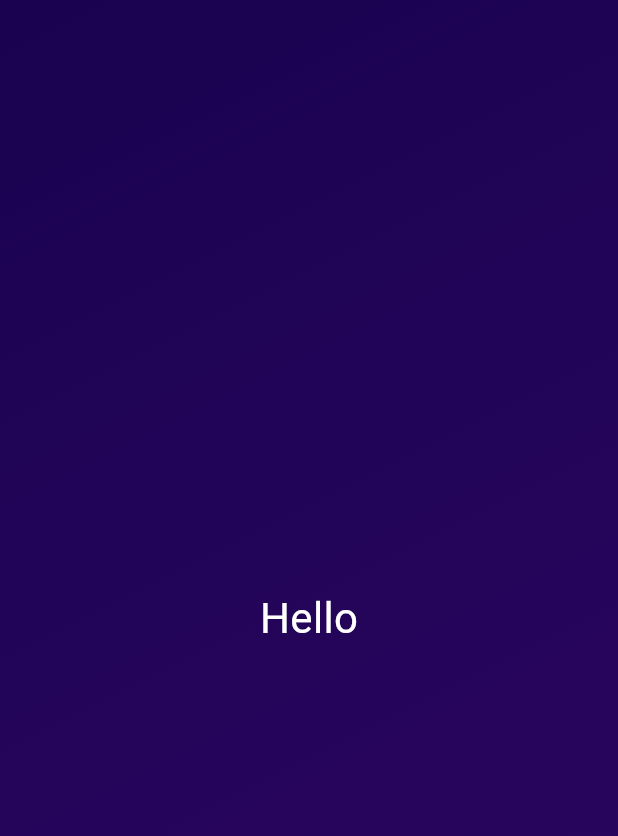
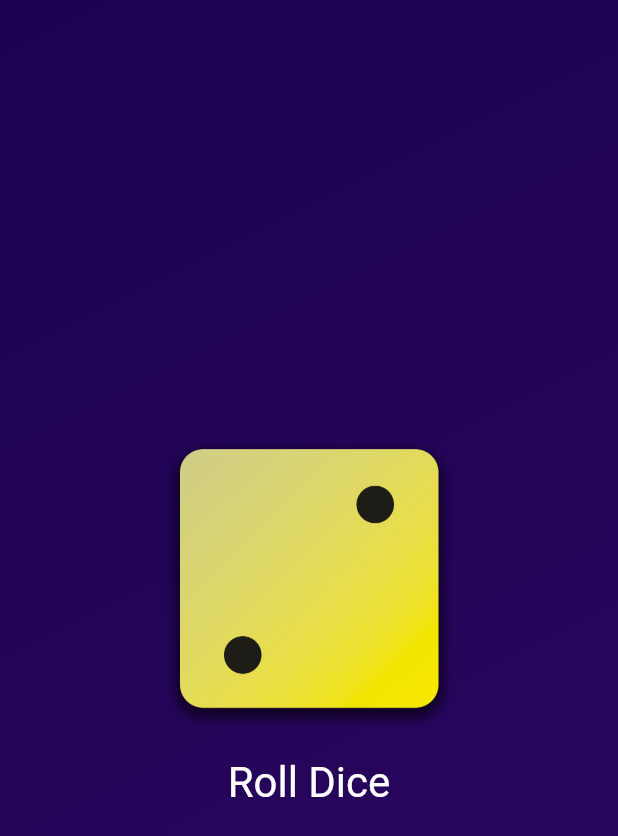
Before and after one commit to mihaitagonsoft/Homework, a Flutter app: the screen it shows after launch, on a phone screen of 412 x 824 dp. Shown: the top 836 px of the screen. Run offline on Flutter 3.47's test engine with Material 3 defaults, Android fonts, the phone set to English and light mode, and no system bars.

Commit message:
added images and a button

```diff
--- a/homework1_2/lib/gradient_container.dart
+++ b/homework1_2/lib/gradient_container.dart
@@ -1,8 +1,8 @@
 import 'package:flutter/material.dart';
-import 'package:tema1_2/styled_text.dart';
 
 const startAlignment = Alignment.topLeft;
 const endAlignment = Alignment.bottomRight;
+void rollDice() {}
 
 class GradientContainer extends StatelessWidget {
   const GradientContainer(
@@ -10,6 +10,10 @@
     this.color2, {
     super.key,
   });
+  const GradientContainer.purple({super.key})
+      : color1 = Colors.deepPurple,
+        color2 = Colors.indigo;
+
   final Color color1;
   final Color color2;
   @override
@@ -22,7 +26,30 @@
           end: endAlignment,
         ),
       ),
-      child: const Center(child: StyledText('Hello')),
+      child: Center(
+        child: Column(
+          mainAxisSize: MainAxisSize.min,
+          children: [
+            Image.asset(
+              'assets/images/dice-2.png',
+              width: 200,
+            ),
+            TextButton(
+              onPressed: rollDice,
+              style: TextButton.styleFrom(
+                padding: const EdgeInsets.only(
+                  top: 20,
+                ),
+                foregroundColor: Colors.white,
+                textStyle: const TextStyle(
+                  fontSize: 28,
+                ),
+              ),
+              child: const Text('Roll Dice'),
+            ),
+          ],
+        ),
+      ),
     );
   }
 }
```
Also changed, not shown: homework1_2/pubspec.yaml (+7 -4 lines), homework1_2/assets/images/dice-1.png (added), homework1_2/assets/images/dice-2.png (added), homework1_2/assets/images/dice-3.png (added), homework1_2/assets/images/dice-4.png (added), homework1_2/assets/images/dice-5.png (added), homework1_2/assets/images/dice-6.png (added).
